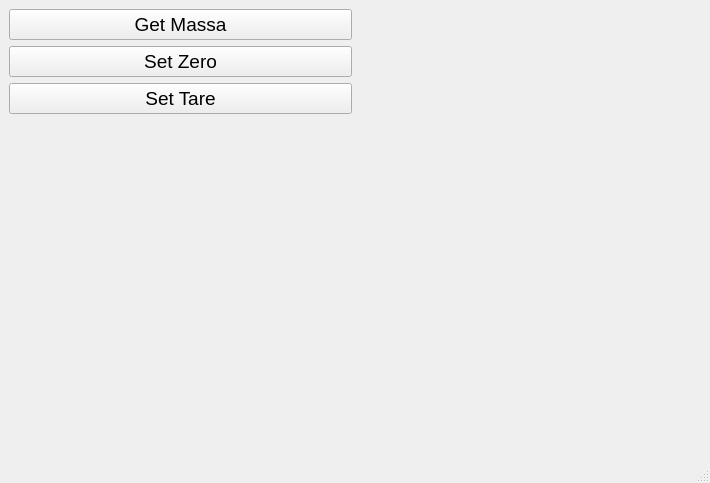
Above: mainwindow.ui from cyrillwork/MassaK before the change. Below: the same form after it.
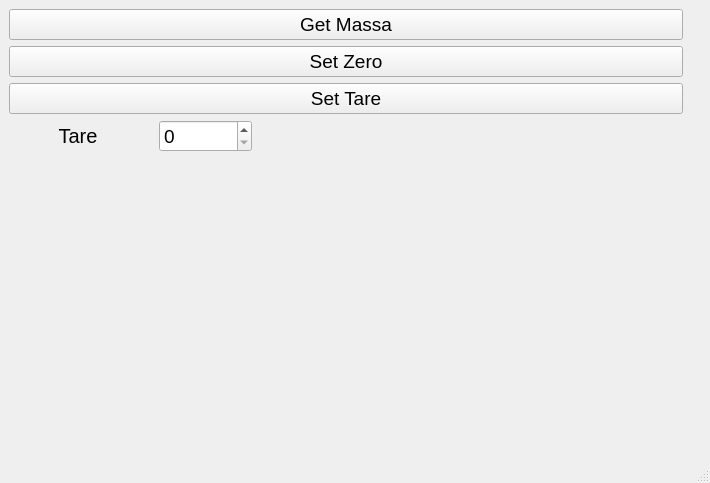
That is the form after the change.

Patch:
```diff
--- a/mainwindow.ui
+++ b/mainwindow.ui
@@ -59,6 +59,47 @@
         </property>
        </widget>
       </item>
+      <item>
+       <layout class="QHBoxLayout" name="horizontalLayout_2">
+        <item>
+         <widget class="QLabel" name="label">
+          <property name="font">
+           <font>
+            <pointsize>15</pointsize>
+           </font>
+          </property>
+          <property name="text">
+           <string>         Tare          </string>
+          </property>
+         </widget>
+        </item>
+        <item>
+         <widget class="QSpinBox" name="tareBox">
+          <property name="font">
+           <font>
+            <pointsize>14</pointsize>
+           </font>
+          </property>
+          <property name="maximum">
+           <number>1000000</number>
+          </property>
+         </widget>
+        </item>
+        <item>
+         <spacer name="horizontalSpacer">
+          <property name="orientation">
+           <enum>Qt::Horizontal</enum>
+          </property>
+          <property name="sizeHint" stdset="0">
+           <size>
+            <width>40</width>
+            <height>20</height>
+           </size>
+          </property>
+         </spacer>
+        </item>
+       </layout>
+      </item>
       <item>
        <spacer name="verticalSpacer">
         <property name="orientation">
```
Left out of the diff: 3 changed lines with no effect on the pictures.
